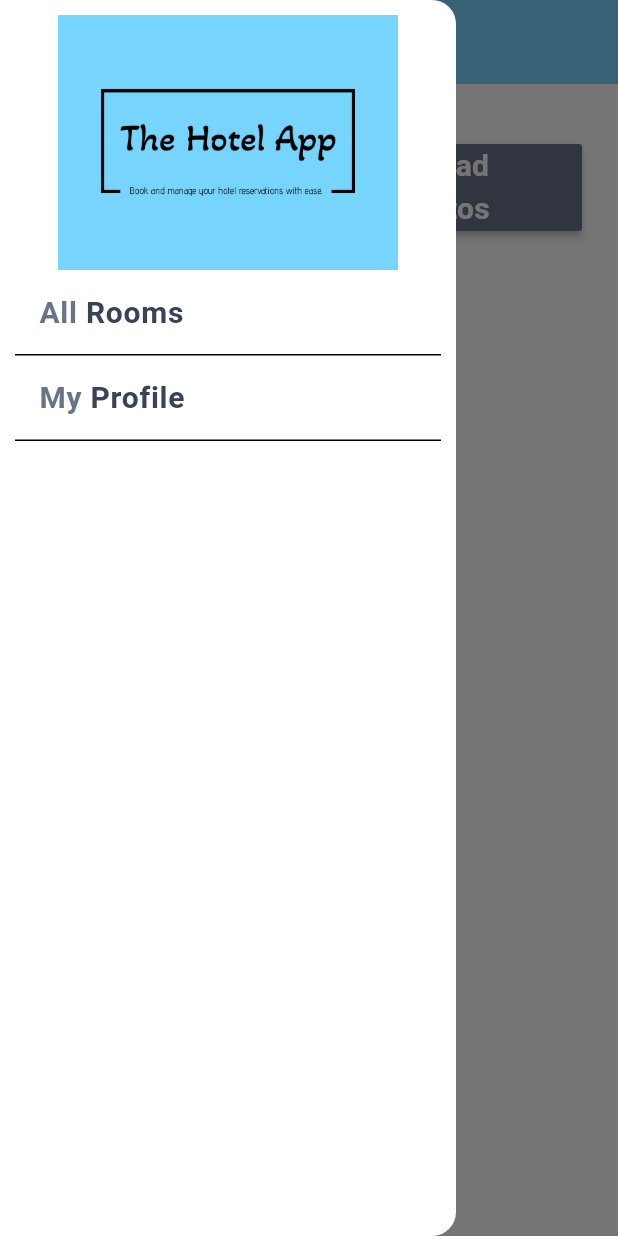
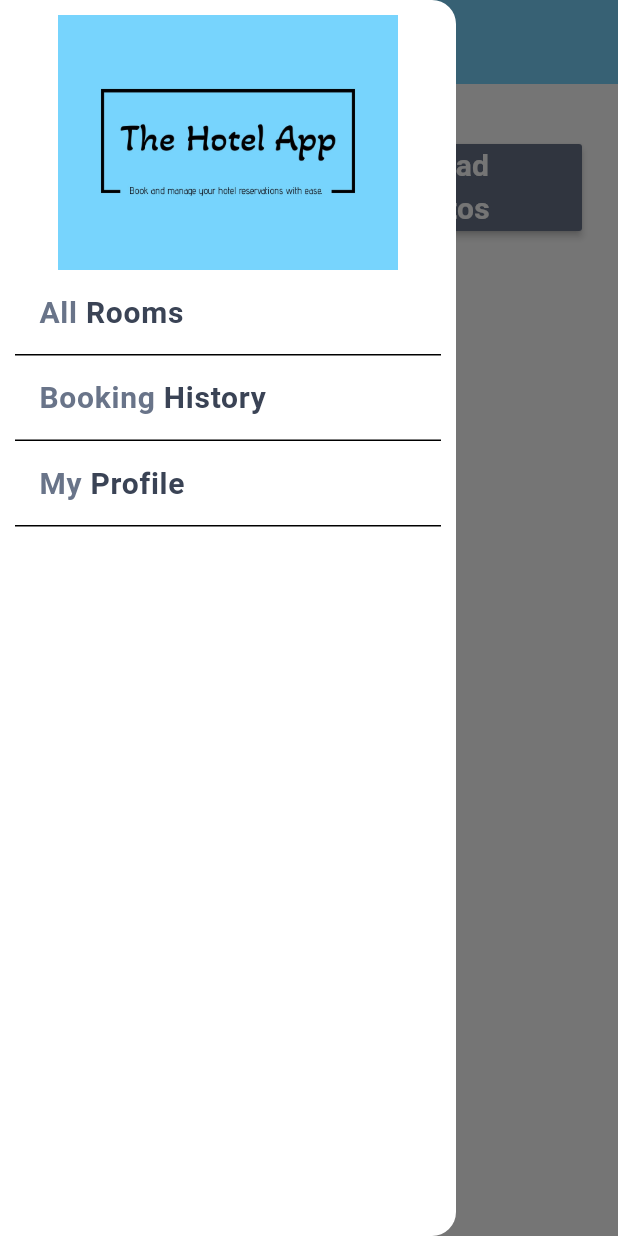
Before and after one commit to aunshpatel/the_hotel_app, a Flutter app: the AddNewRoom screen opened by its route, with the side drawer open, on a phone screen of 412 x 824 dp. Run offline on Flutter 3.47's test engine with Material 3 defaults, Android fonts, the phone set to English and light mode, and no system bars; drawn by our look-alikes of dropdown_button2; our stand-ins replace carousel_slider, cloud_firestore, firebase_auth, firebase_core, firebase_storage, image_picker and 1 more; accounts and stored records are empty.

Commit message:
Create booking history page basic page

```diff
--- a/lib/main.dart
+++ b/lib/main.dart
@@ -1,6 +1,7 @@
 import 'package:firebase_core/firebase_core.dart';
 import 'package:flutter/material.dart';
 import 'package:shared_preferences/shared_preferences.dart';
+import 'package:the_hotel_app/common_pages/booking_history.dart';
 import 'package:the_hotel_app/common_pages/room_booking.dart';
 import 'package:the_hotel_app/guest_pages/guest_dashboard.dart';
 import 'package:the_hotel_app/common_pages/registration_screen.dart';
@@ -96,6 +97,7 @@ class _MyAppState extends State<MyApp> {
               '/update_room': (context) => const UpdateRoom(),
               '/all_room_listings':(context) => const RoomListings(),
               '/room_booking':(context) => const RoomBooking(),
+              '/booking_history':(context) => const BookingHistory(),
             },
           );
         }
--- a/lib/widgets/side_drawer.dart
+++ b/lib/widgets/side_drawer.dart
@@ -111,6 +111,27 @@ class _SideDrawerState extends State<SideDrawer> {
                 },
               ),
             ),
+            // Booking History
+            Container(
+              decoration: const BoxDecoration(
+                border: Border(
+                  bottom: BorderSide(
+                    color: kThemeBlackColor,
+                  )
+                )
+              ),
+              child: ListTile(
+                title: Wrap(
+                  children: [
+                    Text('Booking ', style: isDarkModeEnabled == false ? kLightBoldTextSize20 : kWhiteBoldTextSize20),
+                    Text('History', style: isDarkModeEnabled == false ? kDarkBoldTextSize20 : kBlueBoldTextSize20,),
+                  ],
+                ),
+                onTap: (){
+                  Navigator.pushNamed(context, '/booking_history');
+                },
+              ),
+            ),
             // Profile Page
             Container(
               decoration: const BoxDecoration(
```
Also changed, not shown: lib/common_pages/booking_history.dart (added, +39 -0 lines).
